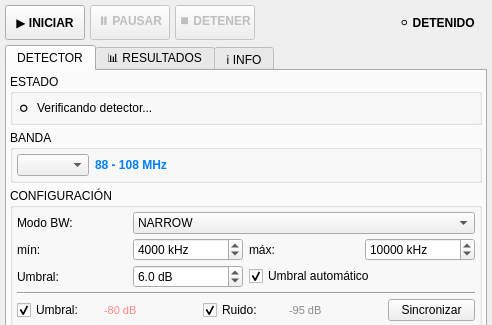
Old version of the form ui/signal_detector_widget.ui in the repository 5n1kt/sdr_analyzer; both pictures show x 0 to 492 and y 0 to 325 of the 492 by 752 pixel window.
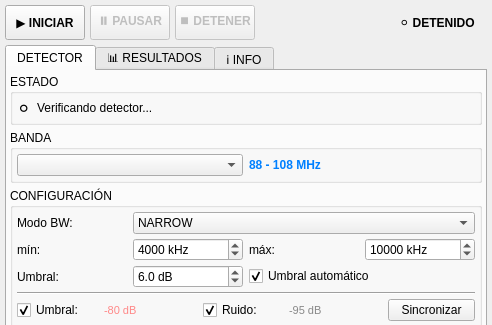
New version of the form.

Patch:
```diff
--- a/ui/signal_detector_widget.ui
+++ b/ui/signal_detector_widget.ui
@@ -258,19 +258,6 @@
              </property>
             </widget>
            </item>
-           <item>
-            <spacer name="horizontalSpacer_band">
-             <property name="orientation">
-              <enum>Qt::Horizontal</enum>
-             </property>
-             <property name="sizeHint" stdset="0">
-              <size>
-               <width>40</width>
-               <height>20</height>
-              </size>
-             </property>
-            </spacer>
-           </item>
           </layout>
          </widget>
         </item>
```
